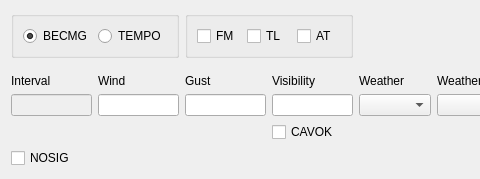
The window that tafor/components/ui/trend.ui (up1and/tafor) describes before a commit, drawn with Qt 5; both pictures show x 0 to 480 and y 0 to 179 of the 868 by 179 pixel window.
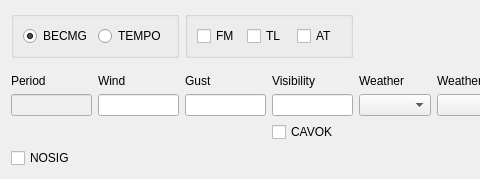
The same window after the commit.

Patch:
```diff
--- a/tafor/components/ui/trend.ui
+++ b/tafor/components/ui/trend.ui
@@ -47,7 +47,7 @@
    <item row="2" column="0">
     <widget class="QLabel" name="periodLabel">
      <property name="text">
-      <string>Interval</string>
+      <string>Period</string>
      </property>
      <property name="buddy">
       <cstring>period</cstring>
```
